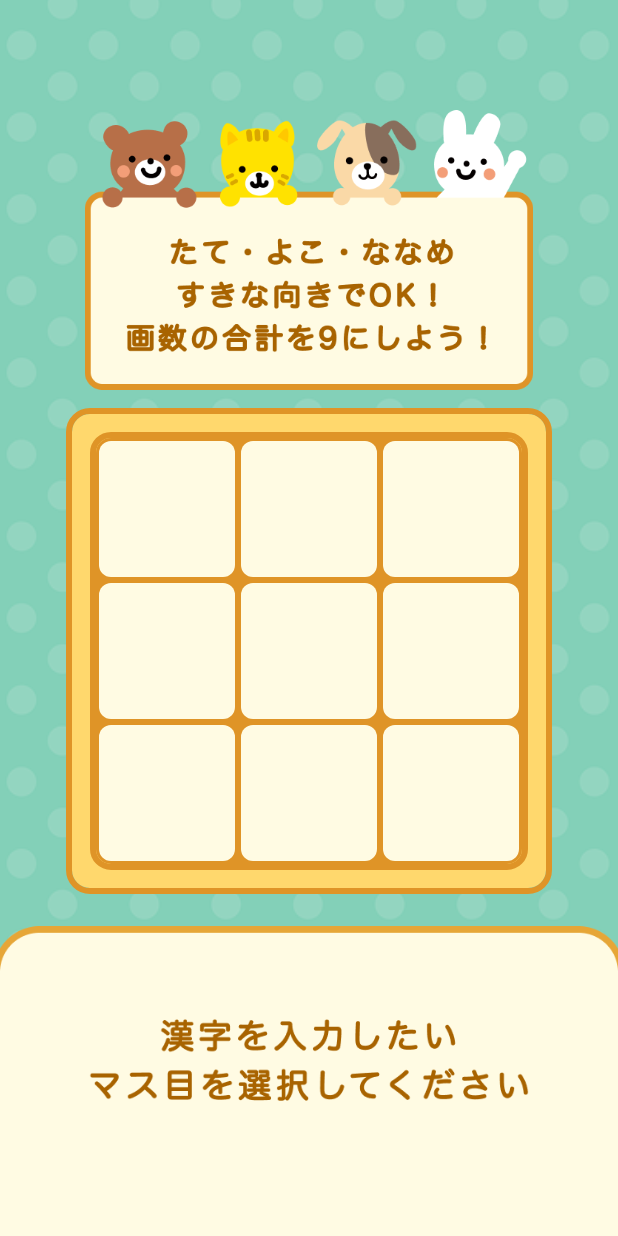
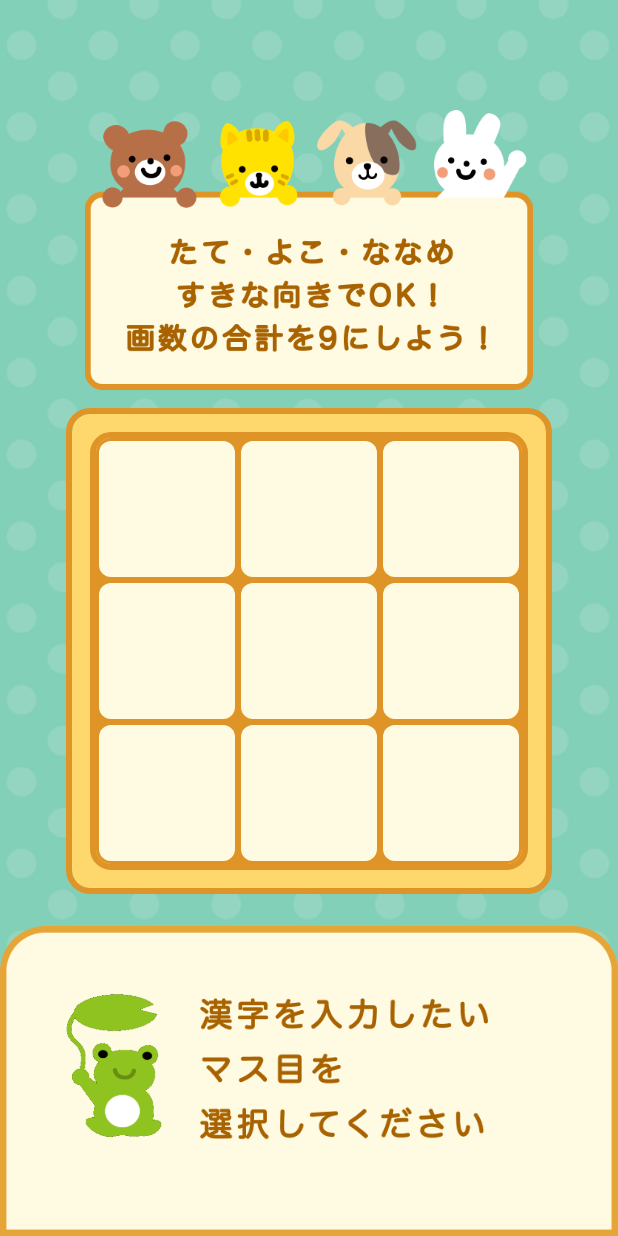
Before and after one commit to MIYAMOTO0610/ai_hackathon_2025_final, a Flutter app: the screen it shows after launch, on a phone screen of 412 x 824 dp. Run offline on Flutter 3.47's test engine with Material 3 defaults, Android fonts, the phone set to English and light mode, and no system bars; our stand-ins replace flutter_dotenv, freezed_annotation.

Commit message:
かえる

```diff
--- a/lib/presentation/game/game_page.dart
+++ b/lib/presentation/game/game_page.dart
@@ -135,17 +135,28 @@ class _GamePageState extends State<GamePage> {
                 ),
               ),
             ),
-
-            GestureDetector(
-              onTap: _onGameEnd,
-              child: Image.asset(
-                _isWinning
-                    ? 'assets/images/game_page_retry.png'
-                    : 'assets/images/game_page_2.png',
-
-                width: double.infinity,
+            if (_isWinning)
+              GestureDetector(
+                onTap: _onGameEnd,
+                child: Image.asset(
+                  'assets/images/game_page_retry.png',
+                  width: double.infinity,
+                ),
+              )
+            else
+              Stack(
+                children: [
+                  Image.asset(
+                    'assets/images/game_page_bottom.png',
+                    width: double.infinity,
+                  ),
+                  Positioned(
+                    top: 40,
+                    left: 32,
+                    child: Image.asset('assets/images/kaeru.gif', width: 80),
+                  ),
+                ],
               ),
-            ),
           ],
         ),
       ),
```
Also changed, not shown: assets/images/game_page_2.png (deleted), assets/images/game_page_bottom.png (added), assets/images/kaeru.gif (added).
